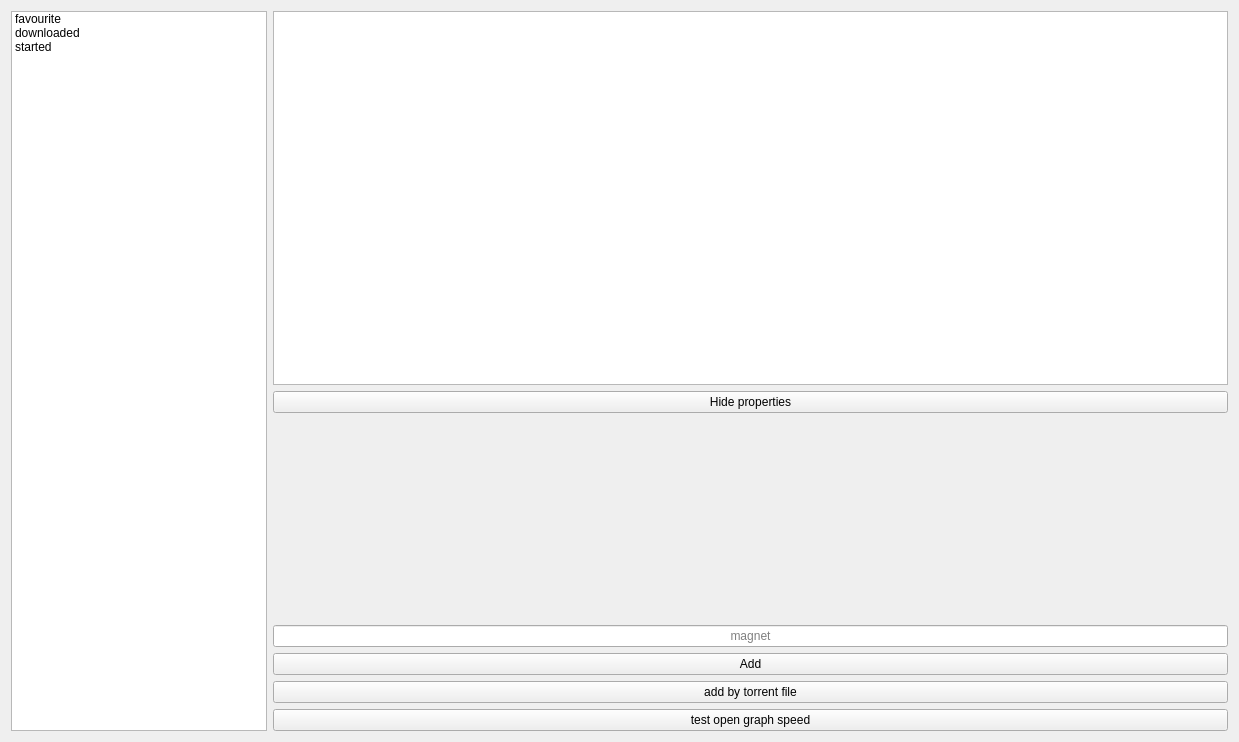
Qt form widgets/torrentwidget.ui (commmrade/TorrentClient) before a commit.
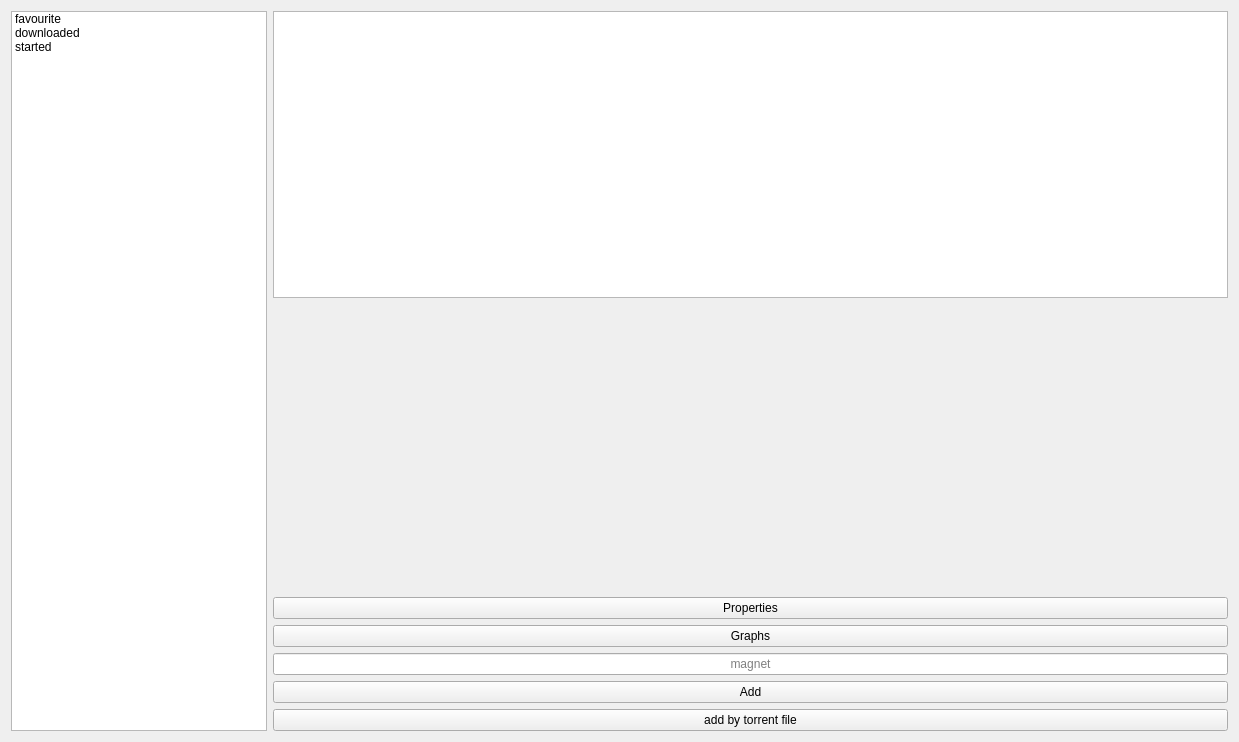
The same form after that commit. The open tabs and pages were chosen to show the change. Custom widgets are drawn as their Qt base class.

Commit message: Graph widget in torrent widget, displaying down speed and upspeed

The edit to the form file:
```diff
--- a/widgets/torrentwidget.ui
+++ b/widgets/torrentwidget.ui
@@ -52,13 +52,19 @@
       </widget>
      </item>
      <item>
-      <widget class="QPushButton" name="togglePropertiesBtn">
-       <property name="text">
-        <string>Hide properties</string>
+      <widget class="QStackedWidget" name="stackedWidget">
+       <property name="minimumSize">
+        <size>
+         <width>0</width>
+         <height>200</height>
+        </size>
        </property>
-      </widget>
-     </item>
-     <item>
+       <property name="currentIndex">
+        <number>0</number>
+       </property>
+       <widget class="QWidget" name="page">
+        <layout class="QGridLayout" name="gridLayout">
+         <item row="0" column="0">
       <widget class="PropertiesWidget" name="propertiesTab" native="true">
        <property name="sizePolicy">
         <sizepolicy hsizetype="Preferred" vsizetype="Minimum">
@@ -74,6 +80,38 @@
        </property>
       </widget>
      </item>
+        </layout>
+       </widget>
+       <widget class="QWidget" name="page_2">
+        <layout class="QGridLayout" name="gridLayout_2">
+         <item row="0" column="0">
+          <widget class="SpeedGraphWidget" name="graphWidget" native="true">
+           <property name="minimumSize">
+            <size>
+             <width>0</width>
+             <height>200</height>
+            </size>
+           </property>
+          </widget>
+         </item>
+        </layout>
+       </widget>
+      </widget>
+     </item>
+     <item>
+      <widget class="QPushButton" name="togglePropertiesBtn">
+       <property name="text">
+        <string>Properties</string>
+       </property>
+      </widget>
+     </item>
+     <item>
+      <widget class="QPushButton" name="toggleGraphsButton">
+       <property name="text">
+        <string>Graphs</string>
+       </property>
+      </widget>
+     </item>
      <item>
       <widget class="QLineEdit" name="lineEdit">
        <property name="alignment">
@@ -98,13 +136,6 @@
        </property>
       </widget>
      </item>
-     <item>
-      <widget class="QPushButton" name="pushButton_3">
-       <property name="text">
-        <string>test open graph speed</string>
-       </property>
-      </widget>
-     </item>
     </layout>
    </item>
   </layout>
@@ -116,6 +147,12 @@
    <header location="global">propertieswidget.h</header>
    <container>1</container>
   </customwidget>
+  <customwidget>
+   <class>SpeedGraphWidget</class>
+   <extends>QWidget</extends>
+   <header location="global">speedgraphwidget.h</header>
+   <container>1</container>
+  </customwidget>
  </customwidgets>
  <resources/>
  <connections/>
```
Lines whose indentation alone changed are shown as unchanged. The commit also changes 3 other files.
